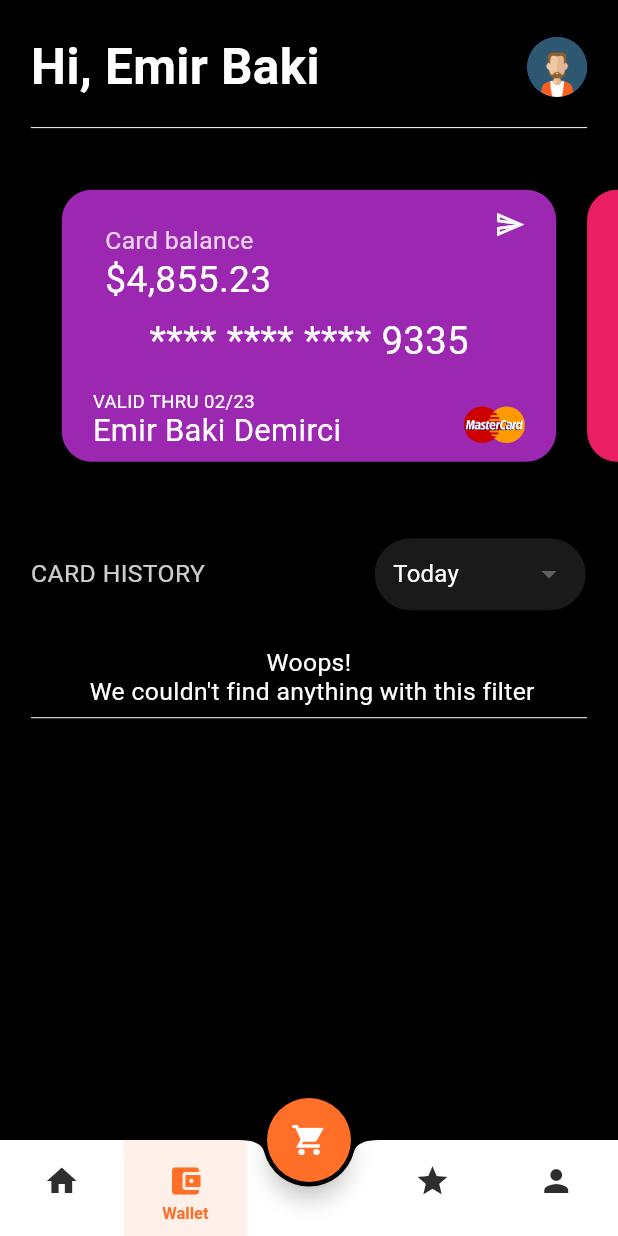
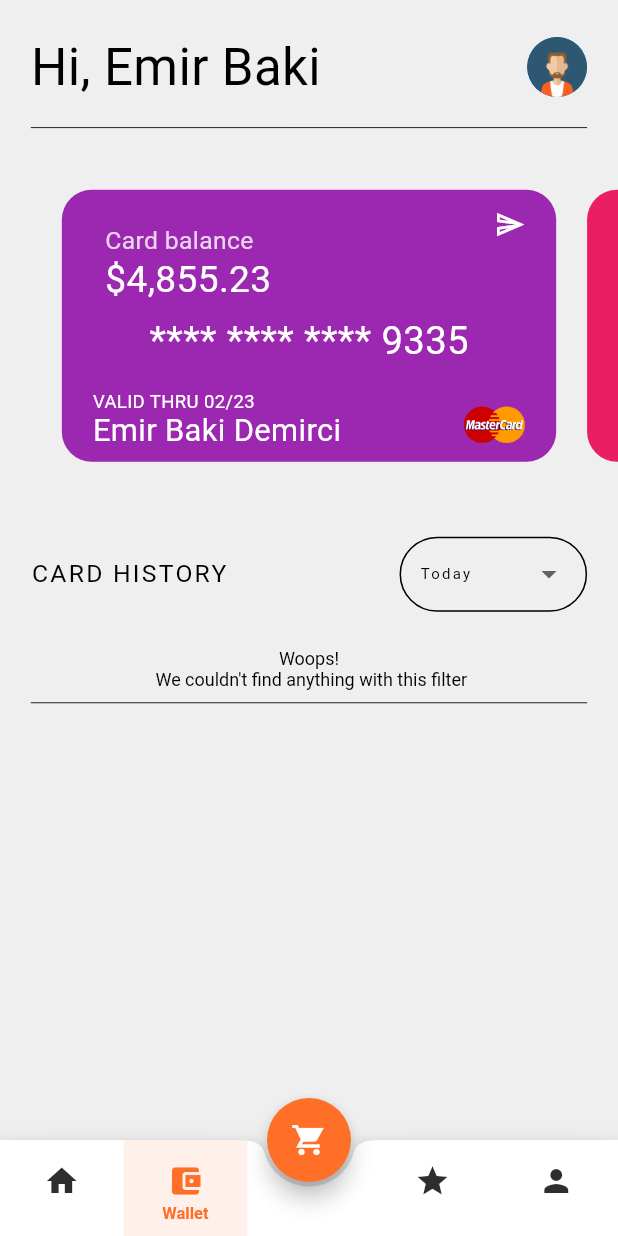
Before and after one commit to emirbaki/Homate, a Flutter app: the WalletPage screen opened by its route, on a phone screen of 412 x 824 dp. Run offline on Flutter 3.47's test engine with Material 2 defaults, Android fonts, the phone set to English and light mode, and no system bars; drawn by our look-alikes of carousel_slider; our stand-ins replace get_it, google_fonts; missing offline and left inert: checkdigit.

Commit message:
wallet page theme adaptasyonu

```diff
--- a/lib/pages/homate_wallet_page.dart
+++ b/lib/pages/homate_wallet_page.dart
@@ -1,6 +1,7 @@
 import 'package:homate/data/activities.dart';
 import 'package:homate/data/cards.dart';
 import 'package:homate/data/user.dart';
+import 'package:homate/main.dart';
 
 import 'package:homate/models/activity_model.dart';
 import 'package:homate/models/card_model.dart';
@@ -170,7 +171,6 @@ class _WalletPageState extends State<WalletPage> {
               currentIndex: currentIndex,
             )
           : null,
-      backgroundColor: Colors.black,
       body: SafeArea(
         child: Stack(
           children: [
@@ -191,12 +191,7 @@ class _WalletPageState extends State<WalletPage> {
                         width: size.width * 0.75,
                         child: Text(
                           'Hi, $userFirstName',
-                          style: TextStyle(
-                            overflow: TextOverflow.clip,
-                            color: Colors.white,
-                            fontSize: size.height * 0.04,
-                            fontWeight: FontWeight.bold,
-                          ),
+                          style: Theme.of(context).textTheme.headlineMedium,
                         ),
                       ),
                       const CircleAvatar(
@@ -213,9 +208,7 @@ class _WalletPageState extends State<WalletPage> {
                     left: size.width * 0.05,
                     right: size.width * 0.05,
                   ),
-                  child: const Divider(
-                    color: Colors.white,
-                  ),
+                  child: const Divider(),
                 ),
                 Padding(
                   padding: EdgeInsets.symmetric(
@@ -267,58 +260,52 @@ class _WalletPageState extends State<WalletPage> {
                     children: [
                       Text(
                         'CARD HISTORY',
-                        style: TextStyle(
-                          color: Colors.white.withOpacity(0.8),
-                          fontSize: size.height * 0.02,
-                        ),
+                        style: Theme.of(context).textTheme.labelSmall!.copyWith(
+                              fontSize: size.height * 0.02,
+                            ),
                       ),
                       Container(
                         padding: EdgeInsets.only(
                             left: size.width * 0.03, right: size.width * 0.03),
                         decoration: BoxDecoration(
                           borderRadius: BorderRadius.circular(30.0),
-                          color: Colors.white10,
+                          color: Theme.of(context)
+                              .colorScheme
+                              .background
+                              .withOpacity(0.5), //TODO: buraya bak
                           border: Border.all(),
                         ),
                         child: DropdownButtonHideUnderline(
                           // build filter options
                           child: DropdownButton(
-                            dropdownColor: Colors.black,
                             value: _sortValue,
-                            items: const [
+                            items: [
                               DropdownMenuItem(
                                 value: 0,
                                 child: Text(
                                   "Today",
-                                  style: TextStyle(
-                                    color: Colors.white,
-                                  ),
+                                  style: Theme.of(context).textTheme.labelSmall,
                                 ),
                               ),
                               DropdownMenuItem(
                                 value: 1,
                                 child: Text(
                                   "Yesterday",
-                                  style: TextStyle(
-                                    color: Colors.white,
-                                  ),
+                                  style: Theme.of(context).textTheme.labelSmall,
                                 ),
                               ),
                               DropdownMenuItem(
                                   value: 2,
                                   child: Text(
                                     "Last 7 days",
-                                    style: TextStyle(
-                                      color: Colors.white,
-                                    ),
+                                    style:
+                                        Theme.of(context).textTheme.labelSmall,
                                   )),
                               DropdownMenuItem(
                                 value: 3,
                                 child: Text(
                                   "Last 30 days",
-                                  style: TextStyle(
-                                    color: Colors.white,
-                                  ),
+                                  style: Theme.of(context).textTheme.labelSmall,
                                 ),
                               ),
                             ],
@@ -362,6 +349,7 @@ class _WalletPageState extends State<WalletPage> {
                         // build activities
                         return _lvActivities.isNotEmpty
                             ? buildActivity(
+                                context,
                                 _lvActivities[index].companyName,
                                 _lvActivities[index].ammountChange,
                                 _lvActivities[index].income,
@@ -379,14 +367,11 @@ class _WalletPageState extends State<WalletPage> {
                                     Text(
                                       "Woops! \n We couldn't find anything with this filter",
                                       textAlign: TextAlign.center,
-                                      style: TextStyle(
-                                        color: Colors.white,
-                                        fontSize: size.height * 0.02,
-                                      ),
+                                      style: Theme.of(context)
+                                          .textTheme
+                                          .labelMedium,
                                     ),
-                                    const Divider(
-                                      color: Colors.white,
-                                    ),
+                                    const Divider(),
                                   ]),
                                 ),
                               );
--- a/lib/utilities/theme_utilities.dart
+++ b/lib/utilities/theme_utilities.dart
@@ -27,7 +27,8 @@ class HomateThemeHelper {
           unselectedLabelColor: Colors.white,
           indicatorColor: HomateColorHelper.homateOrange.shade900),
       iconTheme: const IconThemeData(color: Colors.white),
-  );
+      dividerColor: Colors.white54,
+      canvasColor: const Color.fromARGB(255, 46, 46, 46));
 
   static ThemeData lightTheme = ThemeData(
       colorScheme: ColorScheme.light(
@@ -49,37 +50,10 @@ class HomateThemeHelper {
           unselectedLabelColor: Color.fromARGB(255, 46, 46, 46),
           indicatorColor: Colors.white),
       iconTheme: const IconThemeData(color: Color.fromARGB(255, 46, 46, 46)),
-  );
+      dividerColor: Colors.black87,
+      canvasColor: const Color.fromARGB(255, 239, 239, 239));
 
   static TextTheme lightTextTheme = TextTheme(
-    displayLarge: GoogleFonts.roboto(
-        fontSize: 97, fontWeight: FontWeight.w300, letterSpacing: -1.5),
-    displayMedium: GoogleFonts.roboto(
-        fontSize: 61, fontWeight: FontWeight.w300, letterSpacing: -0.5),
-    displaySmall: GoogleFonts.roboto(fontSize: 48, fontWeight: FontWeight.w400),
-    headlineMedium: GoogleFonts.roboto(
-        fontSize: 34, fontWeight: FontWeight.w400, letterSpacing: 0.25),
-    headlineSmall:
-        GoogleFonts.roboto(fontSize: 24, fontWeight: FontWeight.w400),
-    titleLarge: GoogleFonts.roboto(
-        fontSize: 20, fontWeight: FontWeight.w500, letterSpacing: 0.15),
-    titleMedium: GoogleFonts.roboto(
-        fontSize: 16, fontWeight: FontWeight.w400, letterSpacing: 0.15),
-    titleSmall: GoogleFonts.roboto(
-        fontSize: 14, fontWeight: FontWeight.w500, letterSpacing: 0.1),
-    bodyLarge: GoogleFonts.roboto(
-        fontSize: 16, fontWeight: FontWeight.w400, letterSpacing: 0.5),
-    bodyMedium: GoogleFonts.roboto(
-        fontSize: 14, fontWeight: FontWeight.w400, letterSpacing: 0.25),
-    labelLarge: GoogleFonts.roboto(
-        fontSize: 14, fontWeight: FontWeight.w500, letterSpacing: 1.25),
-    bodySmall: GoogleFonts.roboto(
-        fontSize: 12, fontWeight: FontWeight.w400, letterSpacing: 0.4),
-    labelSmall: GoogleFonts.roboto(
-        fontSize: 10, fontWeight: FontWeight.w400, letterSpacing: 1.5),
-  );
-
-  static TextTheme darkTextTheme = TextTheme(
     displayLarge: GoogleFonts.roboto(
         fontSize: 97,
         fontWeight: FontWeight.w300,
@@ -140,4 +114,66 @@ class HomateThemeHelper {
         letterSpacing: 1.5,
         color: Colors.black),
   );
+
+  static TextTheme darkTextTheme = TextTheme(
+    displayLarge: GoogleFonts.roboto(
+        fontSize: 97,
+        fontWeight: FontWeight.w300,
+        letterSpacing: -1.5,
+        color: Colors.white),
+    displayMedium: GoogleFonts.roboto(
+        fontSize: 61,
+        fontWeight: FontWeight.w300,
+        letterSpacing: -0.5,
+        color: Colors.white),
+    displaySmall: GoogleFonts.roboto(
+        fontSize: 48, fontWeight: FontWeight.w400, color: Colors.white),
+    headlineMedium: GoogleFonts.roboto(
+        fontSize: 34,
+        fontWeight: FontWeight.w400,
+        letterSpacing: 0.25,
+        color: Colors.white),
+    headlineSmall: GoogleFonts.roboto(
+        fontSize: 24, fontWeight: FontWeight.w400, color: Colors.white),
+    titleLarge: GoogleFonts.roboto(
+        fontSize: 20,
+        fontWeight: FontWeight.w500,
+        letterSpacing: 0.15,
+        color: Colors.white),
+    titleMedium: GoogleFonts.roboto(
+        fontSize: 16,
+        fontWeight: FontWeight.w400,
+        letterSpacing: 0.15,
+        color: Colors.white),
+    titleSmall: GoogleFonts.roboto(
+        fontSize: 14,
+        fontWeight: FontWeight.w500,
+        letterSpacing: 0.1,
+        color: Colors.white),
+    bodyLarge: GoogleFonts.roboto(
+        fontSize: 16,
+        fontWeight: FontWeight.w400,
+        letterSpacing: 0.5,
+        color: Colors.white),
+    bodyMedium: GoogleFonts.roboto(
+        fontSize: 14,
+        fontWeight: FontWeight.w400,
+        letterSpacing: 0.25,
+        color: Colors.white),
+    labelLarge: GoogleFonts.roboto(
+        fontSize: 14,
+        fontWeight: FontWeight.w500,
+        letterSpacing: 1.25,
+        color: Colors.white),
+    bodySmall: GoogleFonts.roboto(
+        fontSize: 12,
+        fontWeight: FontWeight.w400,
+        letterSpacing: 0.4,
+        color: Colors.white),
+    labelSmall: GoogleFonts.roboto(
+        fontSize: 10,
+        fontWeight: FontWeight.w400,
+        letterSpacing: 1.5,
+        color: Colors.white),
+  );
 }
--- a/lib/widgets/activity_widget.dart
+++ b/lib/widgets/activity_widget.dart
@@ -2,6 +2,7 @@ import 'package:flutter/material.dart';
 import 'package:intl/intl.dart';
 
 Widget buildActivity(
+  BuildContext context,
   String companyName,
   double ammountChange,
   bool income,
@@ -33,11 +34,9 @@ Widget buildActivity(
                       companyName,
                       overflow: TextOverflow.clip, //TextOverflow.ellipsis,
                       textAlign: TextAlign.left,
-                      style: TextStyle(
-                        color: Colors.white,
-                        fontWeight: FontWeight.bold,
-                        fontSize: size.height * 0.02,
-                      ),
+                      style: Theme.of(context).textTheme.labelSmall?.copyWith(
+                          fontSize: size.height * 0.02,
+                          fontWeight: FontWeight.bold),
                     ),
                   ),
                 ),
@@ -51,17 +50,16 @@ Widget buildActivity(
                             ),
                           )
                           .toString(),
-                      style: TextStyle(
-                        color: Colors.white.withOpacity(0.8),
-                        fontSize: size.height * 0.014,
-                      ),
+                      style: Theme.of(context)
+                          .textTheme
+                          .labelSmall
+                          ?.copyWith(fontSize: size.height * 0.014),
                     ),
                     Padding(
                       padding:
                           EdgeInsets.symmetric(horizontal: size.width * 0.01),
                       child: Icon(
                         Icons.circle,
-                        color: Colors.white.withOpacity(0.8),
                         size: size.height * 0.005,
                       ),
                     ),
@@ -73,10 +71,10 @@ Widget buildActivity(
                             ),
                           )
                           .toString(),
-                      style: TextStyle(
-                        color: Colors.white.withOpacity(0.8),
-                        fontSize: size.height * 0.014,
-                      ),
+                      style: Theme.of(context)
+                          .textTheme
+                          .labelSmall
+                          ?.copyWith(fontSize: size.height * 0.014),
                     ),
                   ],
                 ),
@@ -112,18 +110,16 @@ Widget buildActivity(
               ),
               child: Text(
                 '\$4,855.23', //TODO add balance after activity to model
-                style: TextStyle(
-                  color: Colors.white.withOpacity(0.8),
-                  fontSize: size.height * 0.014,
-                ),
+                style: Theme.of(context)
+                    .textTheme
+                    .labelSmall
+                    ?.copyWith(fontSize: size.height * 0.014),
               ),
             ),
           ),
           const Align(
             alignment: Alignment.bottomCenter,
-            child: Divider(
-              color: Colors.white,
-            ),
+            child: Divider(),
           ),
         ],
       ),
```
Lines whose indentation alone changed are shown as unchanged.
